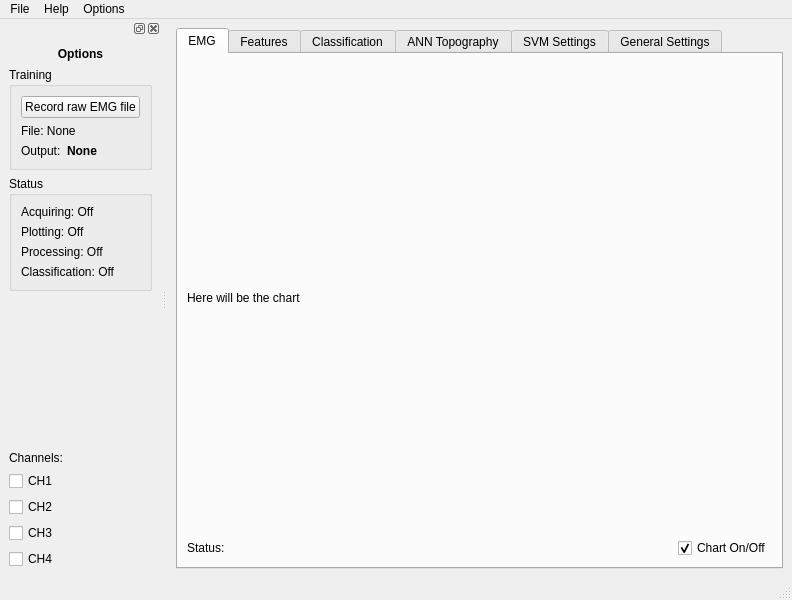
First picture: the form in python-real-time-application/views/layouts/base_project_main.ui, repository italogsfernandes/hand, before the edit.
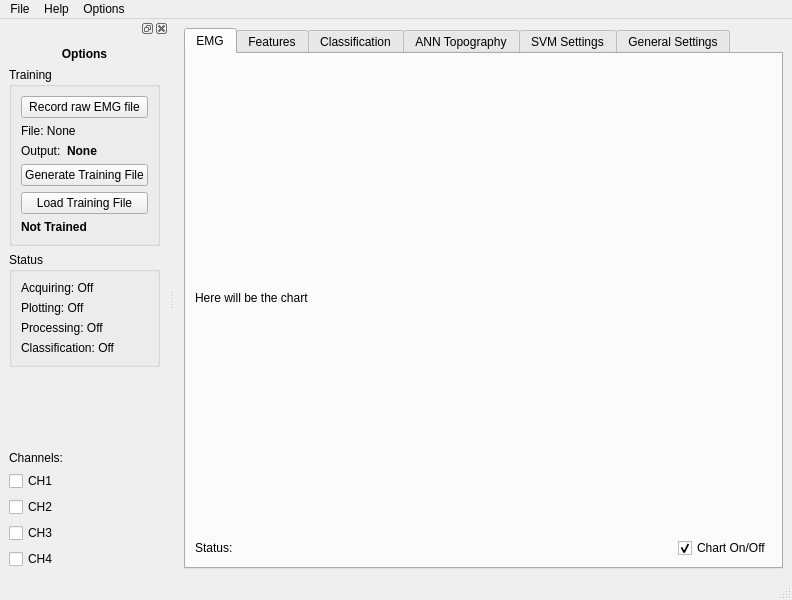
Second picture: the form after the edit.

Commit message: training btns added to interface

The edit to the form file:
```diff
--- a/python-real-time-application/views/layouts/base_project_main.ui
+++ b/python-real-time-application/views/layouts/base_project_main.ui
@@ -364,6 +364,33 @@
               </item>
              </layout>
             </item>
+            <item>
+             <widget class="QPushButton" name="btn_generate_training_file">
+              <property name="text">
+               <string>Generate Training File</string>
+              </property>
+             </widget>
+            </item>
+            <item>
+             <widget class="QPushButton" name="btn_load_training_file">
+              <property name="text">
+               <string>Load Training File</string>
+              </property>
+             </widget>
+            </item>
+            <item>
+             <widget class="QLabel" name="label">
+              <property name="font">
+               <font>
+                <weight>75</weight>
+                <bold>true</bold>
+               </font>
+              </property>
+              <property name="text">
+               <string>Not Trained</string>
+              </property>
+             </widget>
+            </item>
            </layout>
           </widget>
          </item>
```
The commit also changes 2 other files.
